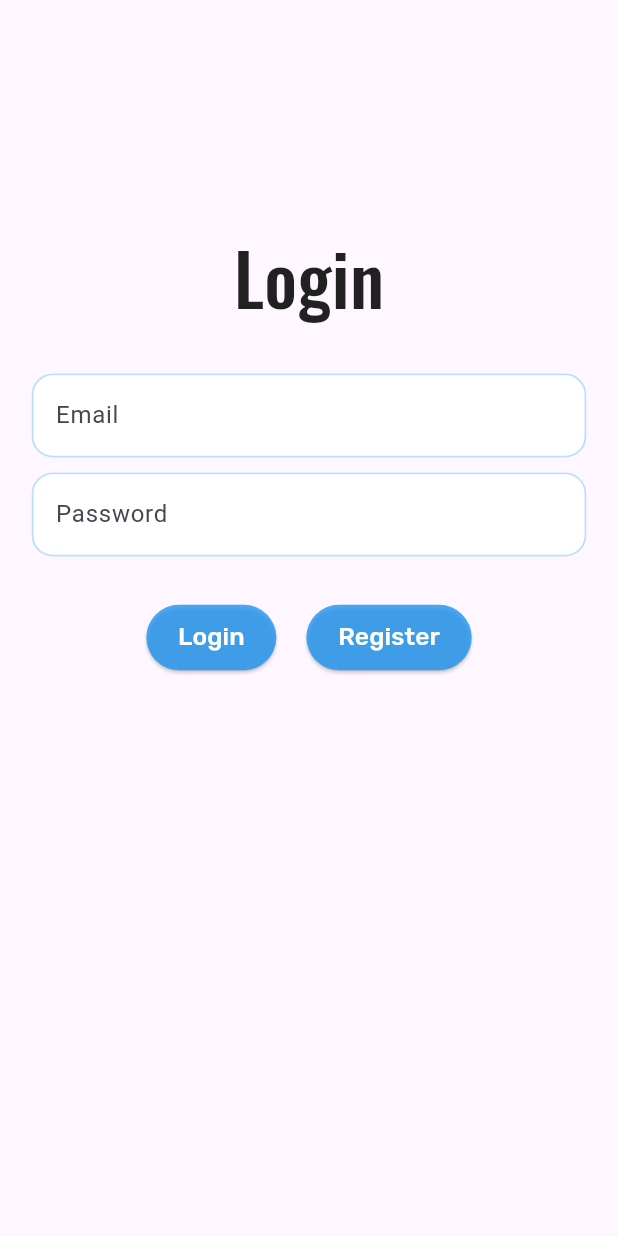
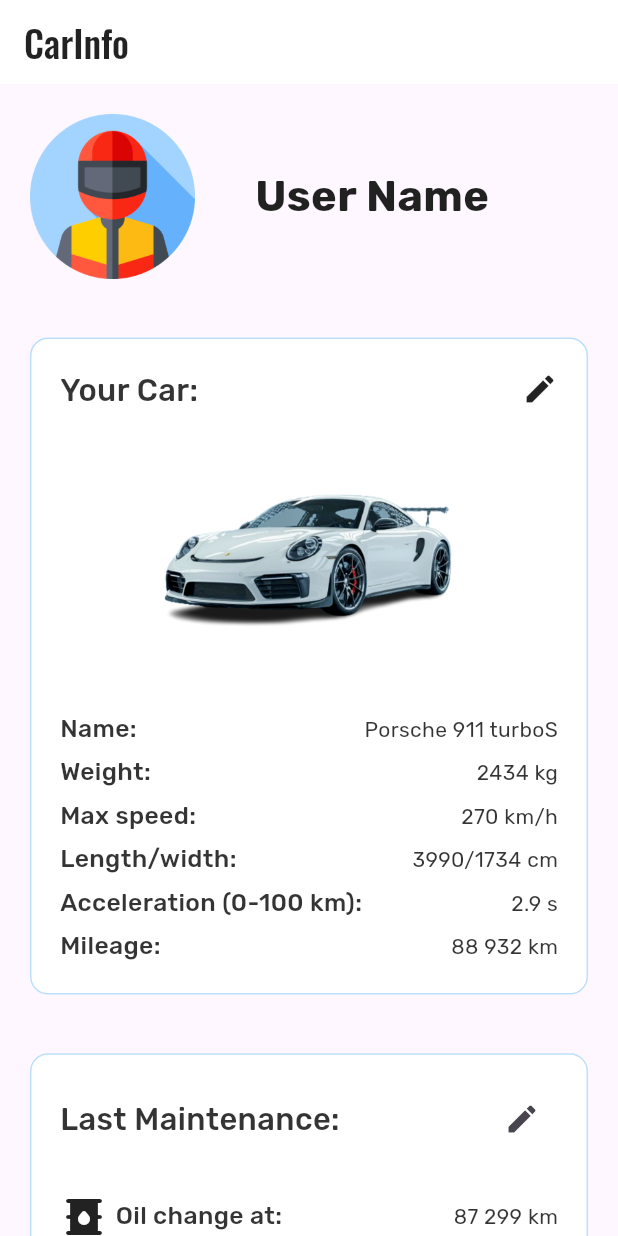
Before and after one commit to Olegbdnr/flutter_labs, a Flutter app: the screen it shows after launch, on a phone screen of 412 x 824 dp. Run offline on Flutter 3.47's test engine with Material 3 defaults, Android fonts, the phone set to English and light mode, and no system bars; our stand-ins replace google_fonts.

Commit message:
add user page

```diff
--- a/my_project/lib/main.dart
+++ b/my_project/lib/main.dart
@@ -1,6 +1,6 @@
 import 'package:flutter/material.dart';
-import 'package:my_project/pages/login_page.dart';
-import 'package:my_project/pages/registration_page.dart';
+import 'package:my_project/pages/home_page.dart';
+import 'package:my_project/pages/user_page.dart';
 
 void main() {
   runApp(const MyApp());
@@ -14,7 +14,7 @@ class MyApp extends StatelessWidget {
     return MaterialApp(
       title: 'Magic Counter',
       theme: ThemeData(primarySwatch: Colors.blue),
-      home: const LoginPage(),
+      home: const UserPage(),
     );
   }
 }
--- /dev/null
+++ b/my_project/lib/pages/user_page.dart
@@ -0,0 +1,144 @@
+import 'package:flutter/material.dart';
+import 'package:my_project/styles/box_styles.dart';
+import 'package:my_project/styles/text_styles.dart';
+import 'package:my_project/utils/app_responsive.dart';
+import 'package:my_project/widgets/info_raw.dart';
+
+class UserPage extends StatelessWidget {
+  const UserPage({super.key});
+
+  @override
+  Widget build(BuildContext context) {
+    final r = AppResponsive.of(context);
+    return Scaffold(
+      appBar: AppBar(
+        title: Text('CarInfo', style: AppTextStyles.appBarTittle(context)),
+        backgroundColor: Colors.white,
+      ),
+      body: SafeArea(
+        child: SingleChildScrollView(
+          child: Padding(
+            padding: EdgeInsets.symmetric(
+              horizontal: r.spacing(20),
+              vertical: r.spacing(20),
+            ),
+            child: Center(
+              child: Column(
+                children: [
+                  Row(
+                    spacing: r.spacing(40),
+                    children: [
+                      Image.asset(
+                        'assets/avatar1.png',
+                        width: r.image(110),
+                        fit: BoxFit.contain,
+                      ),
+                      Text('User Name', style: AppTextStyles.heading(context)),
+                    ],
+                  ),
+                  SizedBox(height: r.h(40)),
+                  DecoratedBox(
+                    decoration: AppBoxStyles.basicContainer(context),
+                    child: Padding(
+                      padding: EdgeInsets.all((r.spacing(20))),
+                      child: Column(
+                        crossAxisAlignment: CrossAxisAlignment.start,
+                        children: [
+                          Row(
+                            mainAxisAlignment: MainAxisAlignment.spaceBetween,
+                            children: [
+                              Text(
+                                'Your Car:',
+                                style: AppTextStyles.sectionHeading(context),
+                              ),
+                              const Icon(Icons.edit),
+                            ],
+                          ),
+                          Center(
+                            child: Image.asset(
+                              'assets/porsche911white.png',
+                              width: r.image(200),
+                              fit: BoxFit.contain,
+                            ),
+                          ),
+                          Column(
+                            crossAxisAlignment: CrossAxisAlignment.start,
+                            spacing: r.spacing(5),
+                            children: const [
+                              InfoRow(
+                                label: 'Name:',
+                                value: 'Porsche 911 turboS',
+                              ),
+                              InfoRow(label: 'Weight:', value: '2434 kg'),
+                              InfoRow(label: 'Max speed:', value: '270 km/h'),
+                              InfoRow(
+                                label: 'Length/width:',
+                                value: '3990/1734 cm',
+                              ),
+                              InfoRow(
+                                label: 'Acceleration (0-100 km):',
+                                value: '2.9 s',
+                              ),
+                              InfoRow(label: 'Mileage:', value: '88 932 km'),
+                            ],
+                          ),
+                        ],
+                      ),
+                    ),
+                  ),
+                  SizedBox(height: r.h(40)),
+                  DecoratedBox(
+                    decoration: AppBoxStyles.basicContainer(context),
+                    child: Padding(
+                      padding: EdgeInsetsGeometry.all(r.spacing(20)),
+                      child: Column(
+                        crossAxisAlignment: CrossAxisAlignment.start,
+                        spacing: r.spacing(5),
+                        children: [
+                          Row(
+                            mainAxisAlignment: MainAxisAlignment.spaceBetween,
+                            children: [
+                              Text(
+                                'Last Maintenance:',
+                                style: AppTextStyles.sectionHeading(context),
+                              ),
+                              IconButton(
+                                onPressed: () => {},
+                                icon: const Icon(Icons.edit),
+                              ),
+                            ],
+                          ),
+                          SizedBox(height: r.spacing(15)),
+                          const InfoRow(
+                            icon: Icons.oil_barrel_rounded,
+                            label: 'Oil change at:',
+                            value: '87 299 km',
+                          ),
+                          const InfoRow(
+                            icon: Icons.local_car_wash,
+                            label: 'Wash at:',
+                            value: '87 450 km',
+                          ),
+                          const InfoRow(
+                            icon: Icons.account_tree_rounded,
+                            label: 'Chassis check:',
+                            value: '85 165 km',
+                          ),
+                          const InfoRow(
+                            icon: Icons.account_tree_rounded,
+                            label: 'Chassis check:',
+                            value: '85 165 km',
+                          ),
+                        ],
+                      ),
+                    ),
+                  ),
+                ],
+              ),
+            ),
+          ),
+        ),
+      ),
+    );
+  }
+}
--- /dev/null
+++ b/my_project/lib/widgets/info_raw.dart
@@ -0,0 +1,36 @@
+import 'package:flutter/material.dart';
+import 'package:my_project/styles/text_styles.dart';
+
+class InfoRow extends StatelessWidget {
+  final String label;
+  final String value;
+  final IconData? icon;
+  final double spacing;
+
+  const InfoRow({
+    required this.label,
+    required this.value,
+    super.key,
+    this.icon,
+    this.spacing = 5,
+  });
+
+  @override
+  Widget build(BuildContext context) {
+    return Row(
+      mainAxisAlignment: MainAxisAlignment.spaceBetween,
+      children: [
+        Row(
+          children: [
+            if (icon != null) ...[
+              Icon(icon, size: 32),
+              SizedBox(width: spacing),
+            ],
+            Text(label, style: AppTextStyles.main(context)),
+          ],
+        ),
+        Text(value, style: AppTextStyles.smallLabel(context)),
+      ],
+    );
+  }
+}
--- a/my_project/pubspec.yaml
+++ b/my_project/pubspec.yaml
@@ -64,6 +64,7 @@ flutter:
     - assets/porsche911white.png
     - assets/bmw.png
     - assets/audi.png
+    - assets/avatar1.png
 
   # An image asset can refer to one or more resolution-specific "variants", see
   # https://flutter.dev/to/resolution-aware-images
```
Also changed, not shown: my_project/assets/avatar1.png (added).
